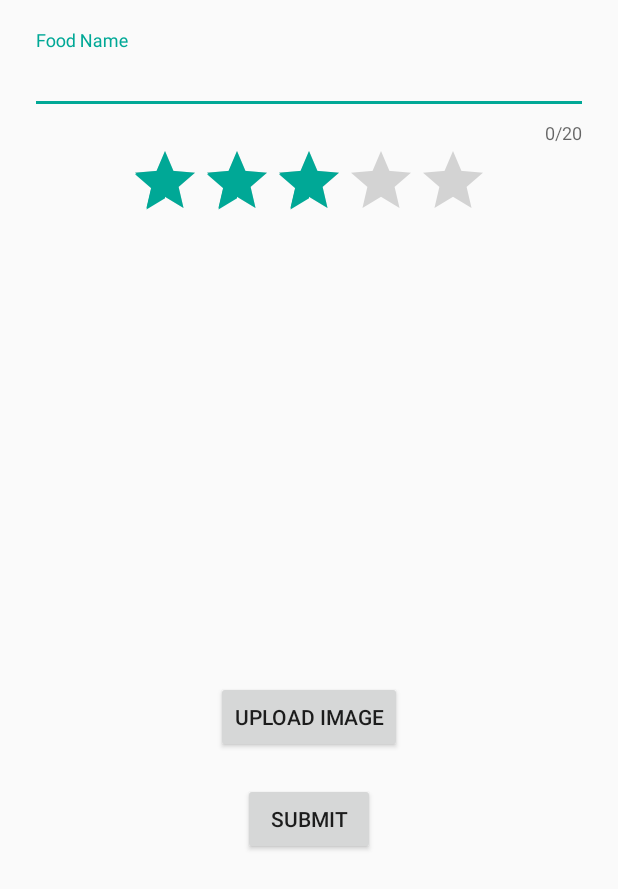
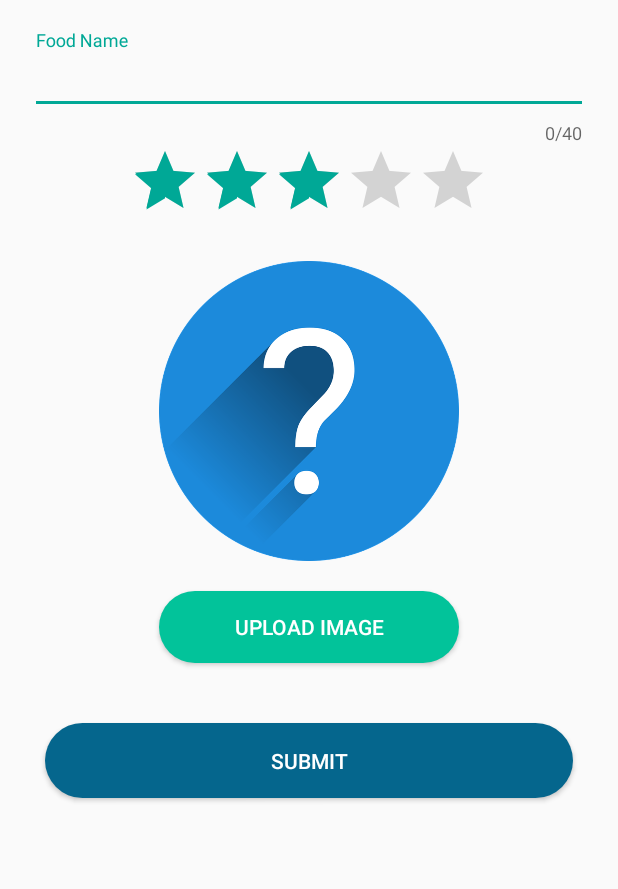
Before and after one commit to davidthurman/Food-E, an Android app: the AddFoodItemFragment screen opened directly, with no data from a screen before it, on a phone screen of 412 x 824 dp. Shown: the top 889 px of the screen. Run offline under Robolectric (Android 15) with nearby library versions, the phone set to English and light mode, and no system bars; libraries missing offline, so code that uses them is left out: com.github.dhaval2404.imagepicker, com.tuyenmonkey.mkloader; plain views replace MKLoader; pictures from the network do not load; 1 statement that could not run was skipped.

Commit message:
Some more work

```diff
--- a/app/src/main/java/com/thurman/foode/add_food_item/AddFoodItemFragment.kt
+++ b/app/src/main/java/com/thurman/foode/add_food_item/AddFoodItemFragment.kt
@@ -22,7 +22,7 @@ class AddFoodItemFragment : Fragment() {
     lateinit var imageView: ImageView
     lateinit var restaurantUuid: String
     var currentUri: Uri? = null
-    lateinit var contentView: LinearLayout
+    lateinit var contentView: ScrollView
     lateinit var loadingContainer: LinearLayout
 
     override fun onCreateView(
@@ -51,7 +51,7 @@ class AddFoodItemFragment : Fragment() {
 
     private fun submit(){
         setLoading(true)
-        FirebaseUtil.submitFoodItemToRestaurant(restaurantUuid, nameTextfield.text.toString(), ratingBar.numStars, currentUri, activity!!, this)
+        FirebaseUtil.submitFoodItemToRestaurant(restaurantUuid, nameTextfield.text.toString(), ratingBar.rating.toInt(), currentUri, activity!!, this)
 
     }
 
--- a/app/src/main/java/com/thurman/foode/view_restaurants/FavoriteRestaurantListAdapter.kt
+++ b/app/src/main/java/com/thurman/foode/view_restaurants/FavoriteRestaurantListAdapter.kt
@@ -30,7 +30,7 @@ class FavoriteRestaurantListAdapter(val items: ArrayList<Restaurant>, val contex
         var restaurant = items.get(position)
         restaurantViewHolder.restaurantNameTextView.text = restaurant.name
         restaurantViewHolder.restaurantAddressTextView.text = restaurant.address
-        restaurantViewHolder.ratingBar.numStars = restaurant.rating
+        restaurantViewHolder.ratingBar.rating = restaurant.rating.toFloat()
         if (restaurant.imageUri != null){
             Picasso.with(context).load(restaurant.imageUri).into(restaurantViewHolder.imageView)
         } else {
--- /dev/null
+++ b/app/src/main/res/drawable/upload_image_background.xml
@@ -0,0 +1,13 @@
+<shape
+    xmlns:android="http://schemas.android.com/apk/res/android"
+    android:shape="rectangle"   >
+
+    <solid
+        android:color="@color/carribeanGreen" >
+    </solid>
+
+    <corners
+        android:radius="50dp"   >
+    </corners>
+
+</shape>
--- a/app/src/main/res/layout/add_food_item_fragment.xml
+++ b/app/src/main/res/layout/add_food_item_fragment.xml
@@ -1,7 +1,7 @@
 <?xml version="1.0" encoding="utf-8"?>
 <LinearLayout xmlns:android="http://schemas.android.com/apk/res/android"
     android:orientation="vertical" android:layout_width="match_parent"
-    android:layout_height="match_parent" xmlns:app="http://schemas.android.com/apk/res-auto" android:layout_margin="20dp">
+    android:layout_height="match_parent" xmlns:app="http://schemas.android.com/apk/res-auto" >
 
     <LinearLayout
         android:visibility="gone"
@@ -18,19 +18,25 @@
 
     </LinearLayout>
 
+    <ScrollView
+        android:layout_width="match_parent"
+        android:layout_height="wrap_content"
+        android:id="@+id/content_container">
+
         <LinearLayout
-        android:id="@+id/content_container"
             android:layout_width="match_parent"
-        android:layout_height="match_parent"
+            android:layout_height="wrap_content"
             android:orientation="vertical"
-        android:gravity="center_horizontal">
+            android:gravity="center_horizontal"
+            android:layout_margin="20dp"
+            android:paddingBottom="20dp">
 
             <com.google.android.material.textfield.TextInputLayout
                 android:layout_width="match_parent"
                 android:layout_height="wrap_content"
                 android:hint="Food Name"
                 app:counterEnabled="true"
-            app:counterMaxLength="20">
+                app:counterMaxLength="40">
 
                 <com.google.android.material.textfield.TextInputEditText
                     android:id="@+id/name_textfield"
@@ -39,35 +45,49 @@
 
             </com.google.android.material.textfield.TextInputLayout>
 
-
             <RatingBar
                 android:id="@+id/rating_bar"
                 android:layout_width="wrap_content"
                 android:layout_height="wrap_content"
                 android:numStars="5"
                 android:stepSize="1"
-            android:rating="3"/>
+                android:rating="3"
+                android:layout_marginBottom="20dp"/>
 
             <ImageView
                 android:id="@+id/image_view"
-            android:layout_width="300dp"
-            android:layout_height="300dp"/>
+                android:layout_width="200dp"
+                android:layout_height="200dp"
+                android:src="@drawable/question_mark_icon"
+                android:layout_marginBottom="20dp"/>
 
             <Button
                 android:id="@+id/upload_image_btn"
-            android:layout_width="wrap_content"
+                android:layout_width="200dp"
                 android:layout_height="wrap_content"
+                android:layout_marginLeft="20dp"
+                android:layout_marginRight="20dp"
+                android:background="@drawable/upload_image_background"
+                android:textSize="14sp"
+                android:textColor="@color/white"
                 android:text="Upload Image"/>
 
             <Button
-            android:layout_marginTop="20dp"
+                android:layout_marginTop="40dp"
                 android:id="@+id/submit_button"
-            android:layout_width="wrap_content"
-            android:layout_height="wrap_content"
-            android:text="Submit"/>
+                android:layout_width="match_parent"
+                android:layout_marginLeft="10dp"
+                android:layout_marginRight="10dp"
+                android:layout_marginBottom="20dp"
+                android:layout_height="50dp"
+                android:textSize="14sp"
+                android:textColor="@color/white"
+                android:background="@drawable/enter_restaurant_manually_button_background"
+                android:text="Submit" />
 
         </LinearLayout>
 
+    </ScrollView>
 
 
 </LinearLayout>
```
Also changed, not shown: app/src/main/java/com/thurman/foode/add_restaurant/AddRestaurantActivity.kt (+15 -0 lines), app/src/main/java/com/thurman/foode/add_restaurant/ManualEntryFragment.kt (+25 -6 lines), app/src/main/java/com/thurman/foode/add_restaurant/RestaurantSearchFragment.kt (+7 -6 lines), app/src/main/java/com/thurman/foode/view_restaurants/RestaurantDetailFragment.kt (+22 -3 lines), app/src/main/res/layout/divider_bar.xml (added, +15 -0 lines), app/src/main/res/layout/food_item_layout.xml (+7 -3 lines), app/src/main/res/layout/manual_entry.xml (+41 -11 lines), app/src/main/res/layout/restaurant_detail_fragment.xml (+16 -5 lines), app/src/main/res/layout/restaurant_search_fragment.xml (+25 -25 lines), app/src/main/res/values/styles.xml (+7 -2 lines). Lines whose indentation alone changed are shown as unchanged.
